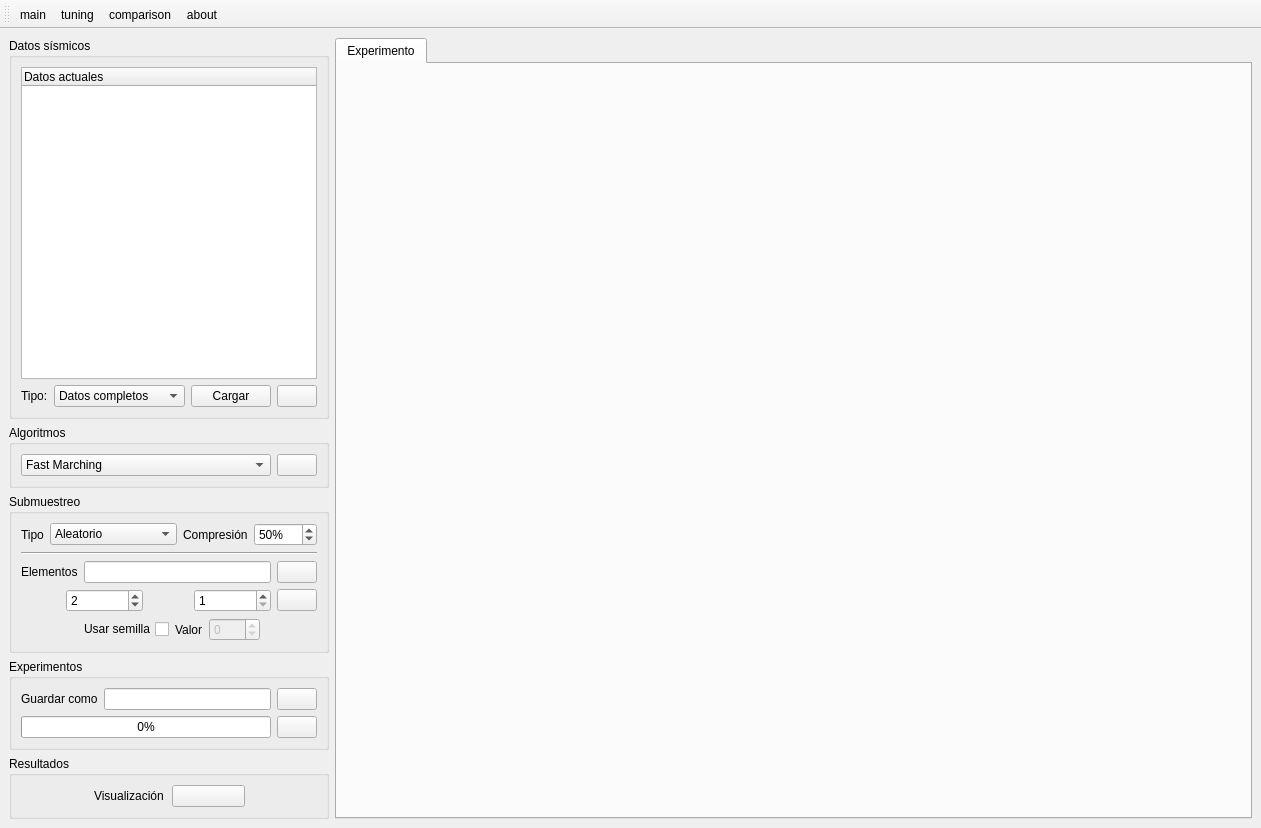
The window that Desarrollo/ReDS/gui/mainB_window_v1.ui (hdspgroup/9836_seismic_project) describes before a commit, drawn with Qt 5.
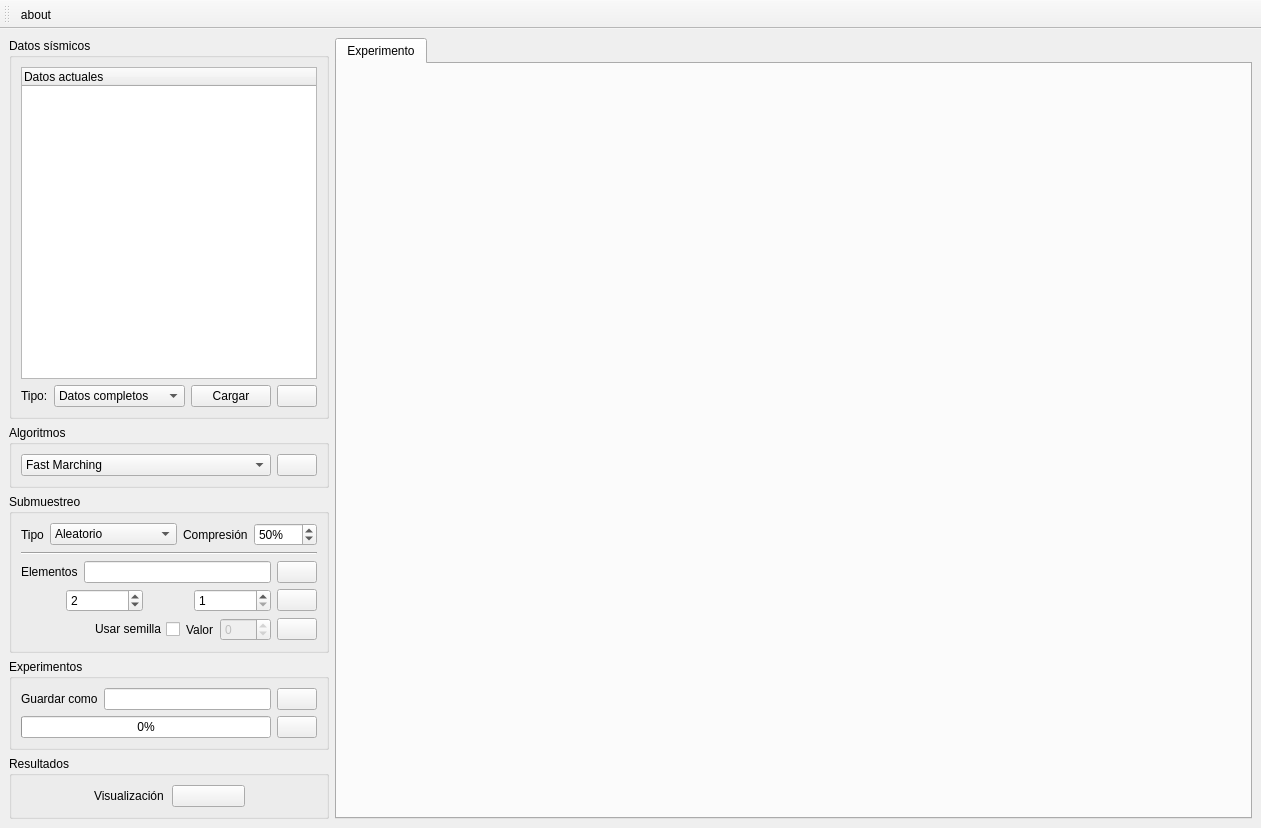
The same window after the commit. Icons and pictures are not drawn.

Commit message: main up to date

Diff of the .ui file:
```diff
--- a/Desarrollo/ReDS/gui/mainB_window_v1.ui
+++ b/Desarrollo/ReDS/gui/mainB_window_v1.ui
@@ -367,21 +367,19 @@
                </property>
               </widget>
              </item>
+             <item>
+              <widget class="QPushButton" name="seedHelpButton">
+               <property name="text">
+                <string/>
+               </property>
+               <property name="icon">
+                <iconset resource="../assets/assets.qrc">
+                 <normaloff>:/icons/icons/help.png</normaloff>:/icons/icons/help.png</iconset>
+               </property>
+              </widget>
+             </item>
             </layout>
            </item>
-           <item>
-            <spacer name="seedHSpacer2">
-             <property name="orientation">
-              <enum>Qt::Horizontal</enum>
-             </property>
-             <property name="sizeHint" stdset="0">
-              <size>
-               <width>40</width>
-               <height>20</height>
-              </size>
-             </property>
-            </spacer>
-           </item>
           </layout>
          </item>
         </layout>
@@ -567,9 +565,6 @@
    <attribute name="toolBarBreak">
     <bool>false</bool>
    </attribute>
-   <addaction name="mainAction"/>
-   <addaction name="tuningAction"/>
-   <addaction name="comparisonAction"/>
    <addaction name="aboutOfAction"/>
   </widget>
   <action name="aboutOfAction">
```
Left out of the diff: 2 changed lines with no effect on the pictures. The commit also changes 7857 other files.
